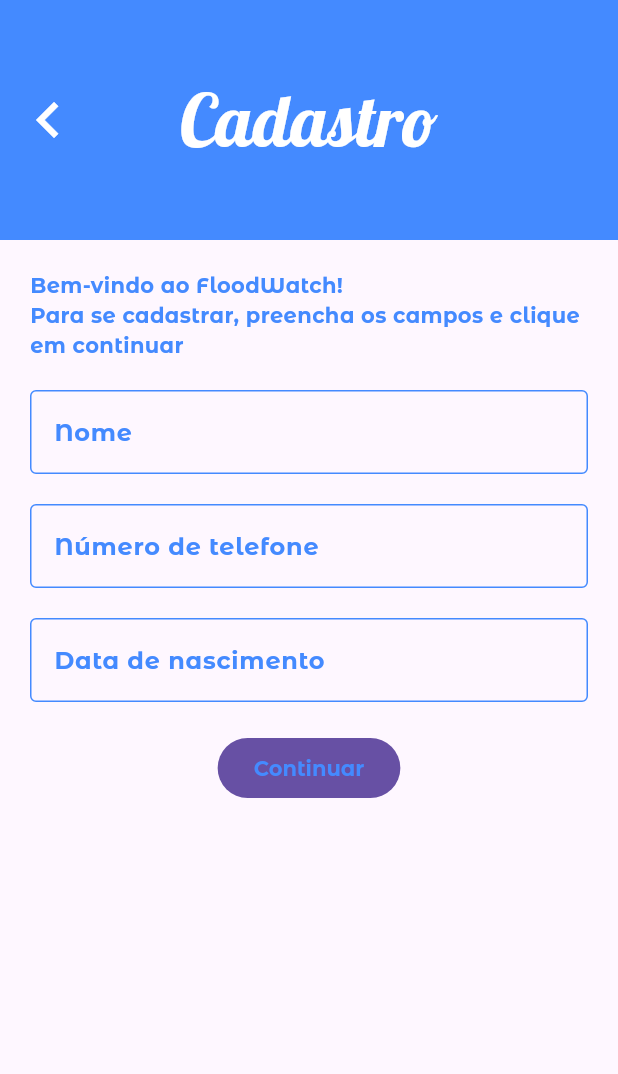
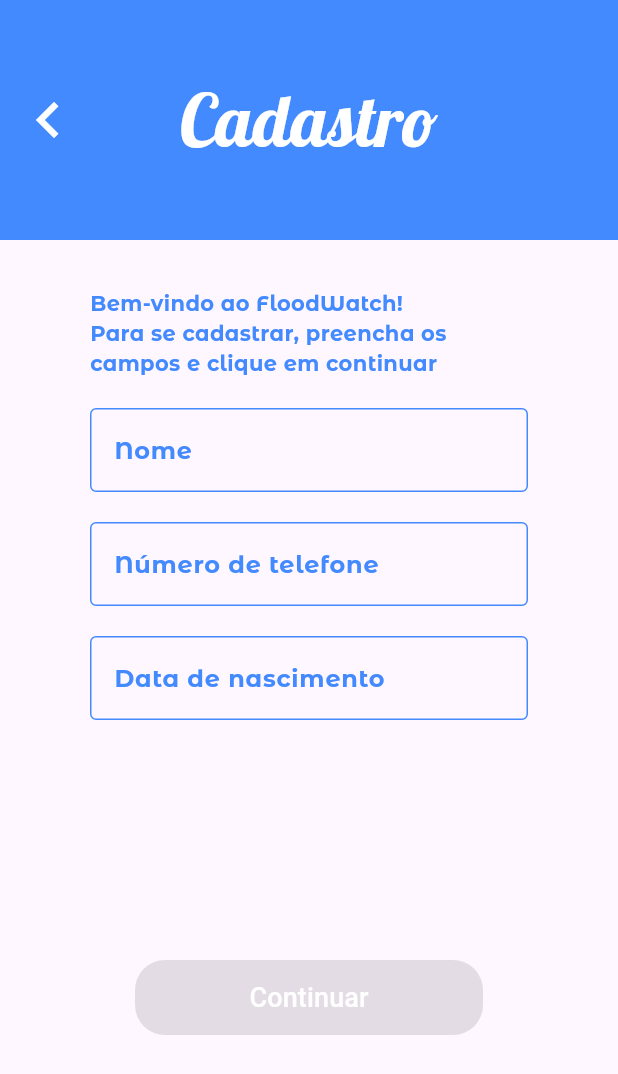
Before and after one commit to DoidoRK/FloodWatchApp, a Flutter app: the screen it shows after launch, on a phone screen of 412 x 824 dp. Shown: the top 1074 px of the screen. Run offline on Flutter 3.47's test engine with Material 3 defaults, Android fonts, the phone set to English and light mode, and no system bars; our stand-ins replace get; Roboto replaces fonts that are missing (Raleway); project files that could hold a hidden picture were left out.

Commit message:
Changes made to the app theme.

```diff
--- a/lib/app/theme/app_theme.dart
+++ b/lib/app/theme/app_theme.dart
@@ -1,5 +1,4 @@
 import 'package:flutter/material.dart';
-import 'package:flutter/widgets.dart';
 
 final ThemeData appThemeData = ThemeData(
   primaryColor: Colors.blueAccent,
--- a/lib/app/ui/cadastro/cadastro_inicio_page.dart
+++ b/lib/app/ui/cadastro/cadastro_inicio_page.dart
@@ -1,5 +1,5 @@
 import 'package:flood_watch_app/app/controllers/cadastro_controller.dart';
-import 'package:flood_watch_app/app/theme/app_theme.dart';
+import 'package:flood_watch_app/app/ui/widgets/bottom_button_widget.dart';
 import 'package:flutter/material.dart';
 import 'package:get/get.dart';
 
@@ -20,10 +20,13 @@
           'Cadastro',
         ),
       ),
-      body: Padding(
-        padding: const EdgeInsets.all(20.0),
+      body:Padding(
+        padding: const EdgeInsets.symmetric(horizontal: 60, vertical: 32),
+        child: SingleChildScrollView(
           child: Column(
-          crossAxisAlignment: CrossAxisAlignment.start,
+            crossAxisAlignment: CrossAxisAlignment.stretch,
+            mainAxisAlignment: MainAxisAlignment.spaceBetween,
+            mainAxisSize: MainAxisSize.max,
             children: [
               const Text(
                 'Bem-vindo ao FloodWatch!\nPara se cadastrar, preencha os campos e clique em continuar',
@@ -40,7 +43,6 @@
               TextField(
                 decoration: const InputDecoration(
                   labelText: 'Número de telefone',
-                border: OutlineInputBorder(),
                 ),
                 keyboardType: TextInputType.phone,
                 onChanged: (value) => cadastroController.setTelefone(value),
@@ -54,19 +56,12 @@
                 keyboardType: TextInputType.datetime,
                 onChanged: (value) => cadastroController.setDataNascimento(value),
               ),
-            const SizedBox(height: 20),
+              const SizedBox(height: 160),
               Center(
-              child: FilledButton(
-                onPressed: () {
-                  if (cadastroController.isFormValid()) {
-                  } else {
-                    Get.snackbar('Erro', 'Preencha todos os campos');
-                  }
-                },
-                child: const Text('Continuar'),
-              ),
+                child: BottomButtonWidget(text: 'Continuar', onPressed: ()=>{}, disabled: cadastroController.isFormInvalid),
               ),
             ],
+          ),
         ),
       ),
     );
--- /dev/null
+++ b/lib/app/ui/widgets/bottom_button_widget.dart
@@ -0,0 +1,38 @@
+import 'package:flutter/material.dart';
+import 'package:get/get.dart';
+
+class BottomButtonWidget extends StatelessWidget {
+  final RxBool disabled;
+  final String text;
+  final VoidCallback onPressed;
+
+  const BottomButtonWidget({super.key, required this.text, required this.onPressed, required this.disabled});
+
+  @override
+  Widget build(BuildContext context) {
+    return Obx(() {
+      return Container(
+        width: double.infinity,
+        height: 50.0,
+        padding: const EdgeInsets.symmetric(horizontal: 30.0),
+        child: ElevatedButton(
+          onPressed: disabled.value ? null : onPressed,
+          style: ElevatedButton.styleFrom(
+            backgroundColor: disabled.value ? Colors.grey : Colors.blueAccent,
+            shape: RoundedRectangleBorder(
+              borderRadius: BorderRadius.circular(20.0),
+            ),
+          ),
+          child: Text(
+            text,
+            style: const TextStyle(
+              color: Colors.white, // Cor do texto
+              fontFamily: 'Raleway',
+              fontSize: 18,
+            ),
+          ),
+        ),
+      );
+    });
+  }
+}
```
Also changed, not shown: lib/app/controllers/cadastro_controller.dart (+18 -2 lines). Lines whose indentation alone changed are shown as unchanged.
